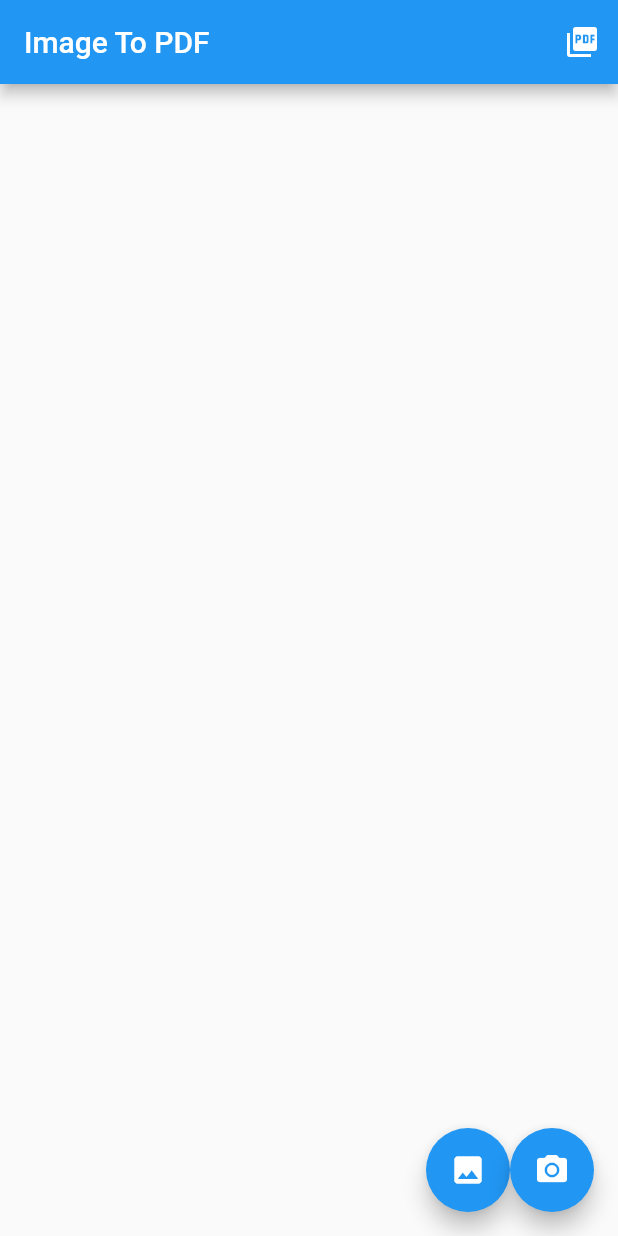
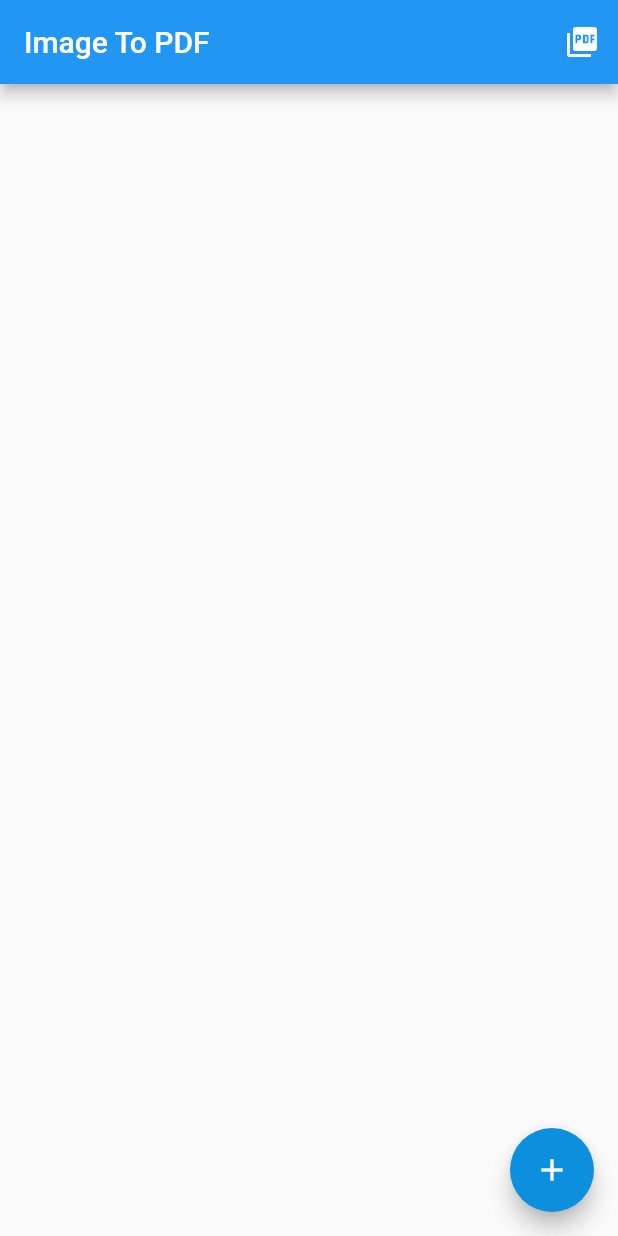
Before and after one commit to Sarim-Qureshi/image_to_pdf_scanner, a Flutter app: the screen it shows after launch, on a phone screen of 412 x 824 dp. Run offline on Flutter 3.47's test engine with Material 2 defaults, Android fonts, the phone set to English and light mode, and no system bars; drawn by our look-alikes of flutter_speed_dial; our stand-ins replace flushbar, image_picker, pdf.

Commit message:
some new changes

```diff
--- a/lib/main.dart
+++ b/lib/main.dart
@@ -6,7 +6,7 @@ import 'package:image_picker/image_picker.dart';
 import 'package:path_provider/path_provider.dart';
 import 'package:pdf/pdf.dart';
 import 'package:pdf/widgets.dart' as pw;
-
+import 'package:flutter_speed_dial/flutter_speed_dial.dart';
 main() {
   runApp(MaterialApp(
     debugShowCheckedModeBanner: false,
@@ -45,20 +45,45 @@ class _MyAppState extends State<MyApp> {
       //   onPressed: getImageFromGallery,
       // ),
 
-      floatingActionButton: Row(
-        mainAxisAlignment: MainAxisAlignment.end,
-        children: [
-          FloatingActionButton(
-            onPressed: getImageFromGallery,
-            child: Icon(Icons.photo),
-          ),
-          FloatingActionButton(
-            onPressed: getImageFromCamera,
-            child: Icon(Icons.camera_alt),
+      // floatingActionButton: Row(
+      //   mainAxisAlignment: MainAxisAlignment.end,
+      //   children: [
+      //     FloatingActionButton(
+      //       onPressed: getImageFromGallery,
+      //       child: Icon(Icons.photo),
+      //     ),
+      //     FloatingActionButton(
+      //       onPressed: getImageFromCamera,
+      //       child: Icon(Icons.camera_alt),
 
-          ),
-        ]
-      ),
+      //     ),
+      //   ]
+      // ),
+floatingActionButton: SpeedDial(
+          icon: Icons.add,
+          backgroundColor: Color.fromARGB(255, 12, 144, 221),
+          children: [
+            SpeedDialChild(
+              child: const Icon(Icons.browse_gallery),
+              label: 'Gallery/Documents',
+              backgroundColor: Color.fromARGB(255, 12, 144, 221),
+              onTap: () {getImageFromGallery();},
+            ),
+            SpeedDialChild(
+              child: const Icon(Icons.add_a_photo),
+              label: 'Camera',
+              backgroundColor: Color.fromARGB(255, 12, 144, 221),
+              onTap: () {getImageFromCamera();},
+            ),
+            // SpeedDialChild(
+            //   child: const Icon(Icons.chat),
+            //   label: 'Message',
+            //   backgroundColor: Colors.amberAccent,
+            //   onTap: () {/* Do something */},
+            // ),
+          ]),
+
+
 
       body: _image != null
           ? ListView.builder(
--- a/pubspec.yaml
+++ b/pubspec.yaml
@@ -40,6 +40,7 @@ dependencies:
   flushbar: ^1.10.4
   path_provider: ^2.0.9
   provider: ^6.0.2
+  flutter_speed_dial: ^6.0.0
 
 dev_dependencies:
   flutter_test:
```
Also changed, not shown: pubspec.lock.
